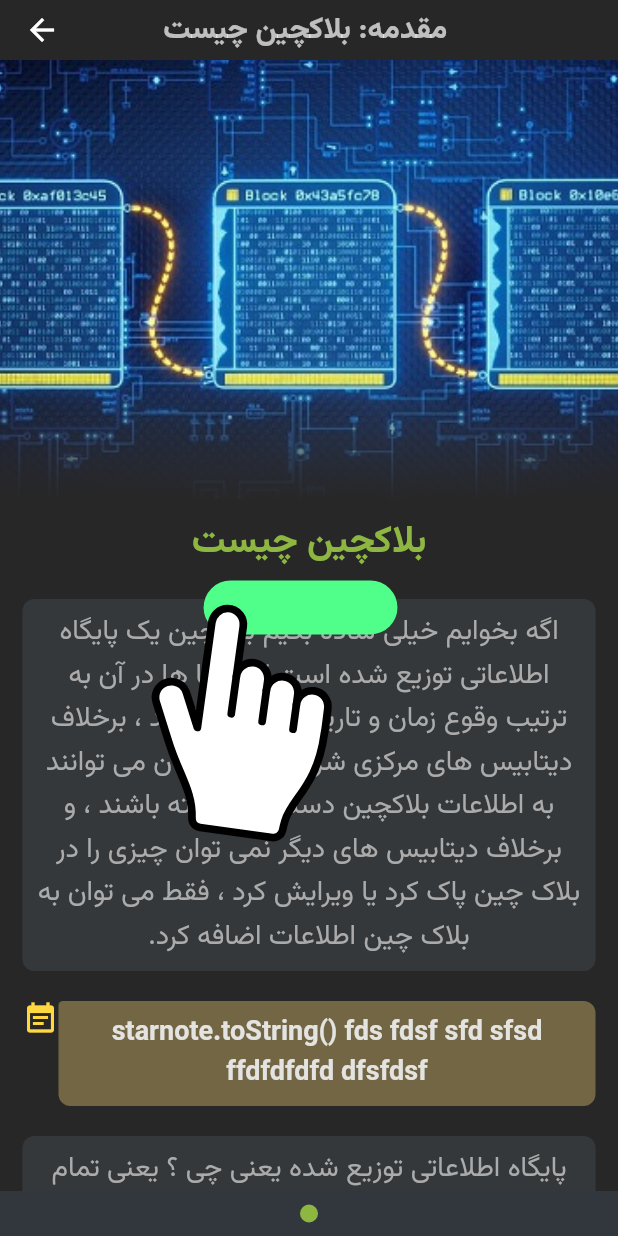
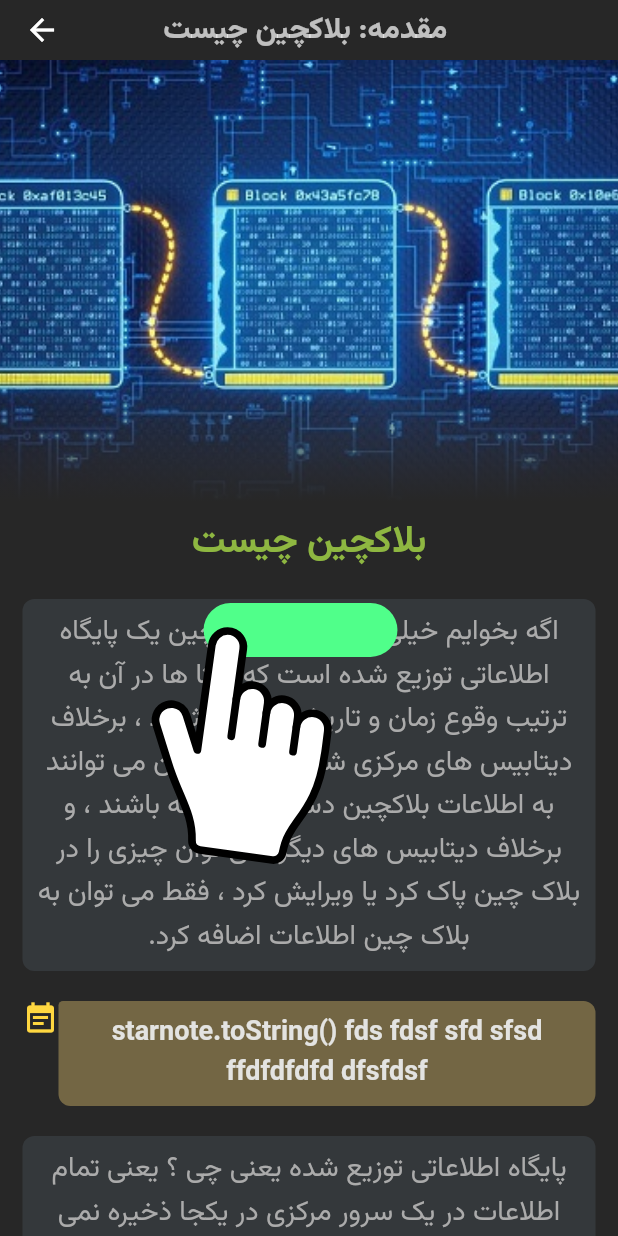
Before and after one commit to mahdiyarz/nft_guide, a Flutter app: the ChapterPage screen opened directly with sample values from the repository, on a phone screen of 412 x 824 dp. Run offline on Flutter 3.47's test engine with Material 2 defaults, Android fonts, the phone set to English and light mode, and no system bars; our stand-ins replace introduction_screen, lottie, shared_preferences, url_launcher_web; missing offline and left inert: shared_preferences_web, tapsell_plus; accounts and stored records are empty.

Commit message:
Remove the page bottom navigation if its one page

```diff
--- a/lib/screens/chapterPage.dart
+++ b/lib/screens/chapterPage.dart
@@ -73,7 +73,8 @@ class _ChapterPageState extends State<ChapterPage>
   Widget build(BuildContext context) {
     var _width = MediaQuery.of(context).size.width;
     return Scaffold(
-      bottomNavigationBar: BottomAppBar(
+      bottomNavigationBar: dotindex != 0
+          ? BottomAppBar(
               elevation: 0,
               color: Color.fromARGB(255, 39, 39, 39),
               child: Container(
@@ -89,7 +90,8 @@ class _ChapterPageState extends State<ChapterPage>
                   ),
                 ),
                 height: 30,
-          )),
+              ))
+          : SizedBox(),
       backgroundColor: Color.fromARGB(255, 39, 39, 39),
       appBar: AppBar(
         title: Text(
```
Also changed, not shown: 1 other file. Lines whose indentation alone changed are shown as unchanged.
